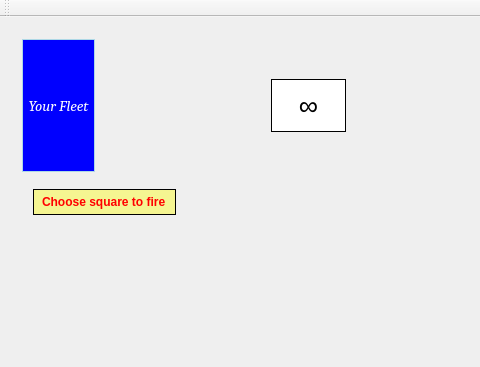
The window that mainwindow.ui (AndLvovSky/battleship-game) describes before a commit, drawn with Qt 5; both pictures show x 0 to 480 and y 0 to 367 of the 648 by 500 pixel window.
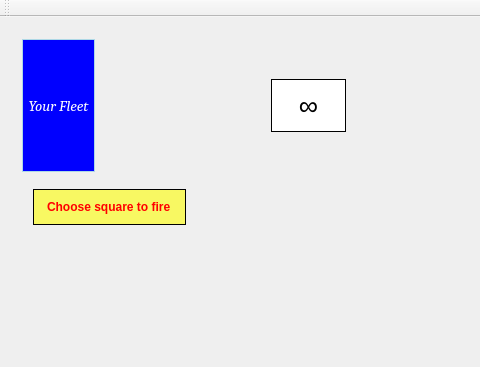
The same window after the commit. The open tabs and pages were chosen to show the change.

Commit message: Dissable window resize, corrected desing

What changed in the file:
```diff
--- a/mainwindow.ui
+++ b/mainwindow.ui
@@ -340,6 +340,9 @@
         </item>
         <item>
          <widget class="QStackedWidget" name="actionStackedWidget">
+          <property name="styleSheet">
+           <string notr="true"/>
+          </property>
           <property name="currentIndex">
            <number>0</number>
           </property>
@@ -511,7 +514,7 @@
                  </font>
                 </property>
                 <property name="styleSheet">
-                 <string notr="true">color: red; background-color: rgba(255, 255, 0, 100); border: 1px solid black; padding: 5px;</string>
+                 <string notr="true">color: red; background-color: rgba(255, 255, 0,  150); border: 1px solid black; padding: 10px;</string>
                 </property>
                 <property name="text">
                  <string>Choose square to fire</string>
```
Left out of the diff: 4 changed lines with no effect on the pictures. The commit also changes 1 other file.
